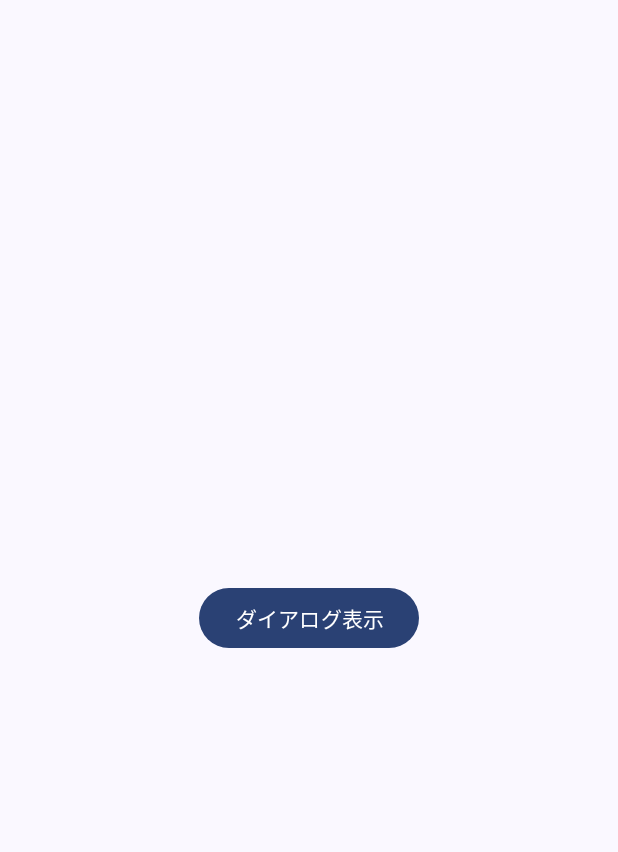
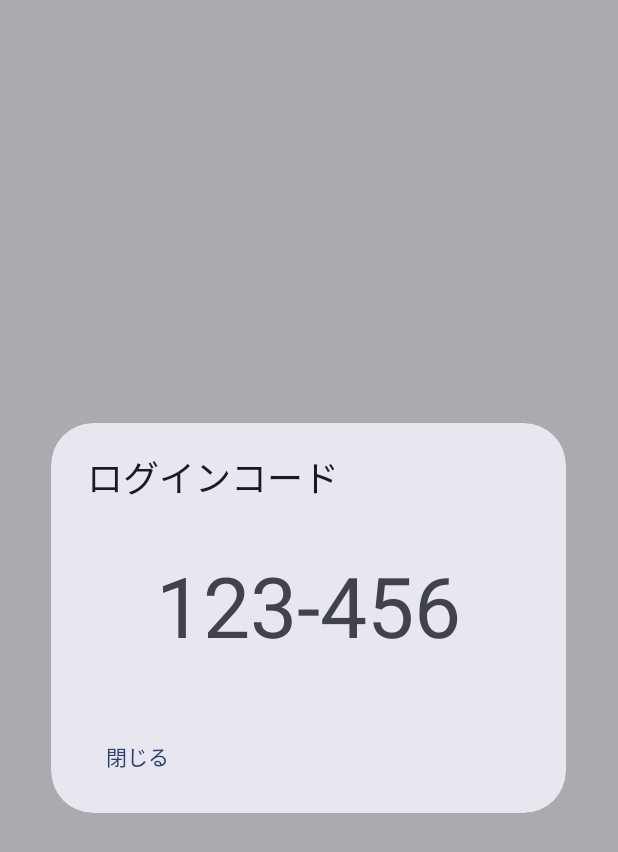
Before and after one commit to r-ca/kidshift-android-mirror, an Android app: the fragment DebugDialogCallFragment shown on its own in the app's theme, after a tap on "ダイアログ表示", on a phone screen of 412 x 824 dp. Shown: the top 852 px of the screen. Run offline under Robolectric (Android 15) with nearby library versions, the phone set to English and light mode, and no system bars; our stand-ins replace Dagger/Hilt's generated code.

Commit message:
ログインコードダイアログ作りました

```diff
--- a/feature/debug/src/main/java/one/nem/kidshift/feature/debug/DebugDialogCallFragment.java
+++ b/feature/debug/src/main/java/one/nem/kidshift/feature/debug/DebugDialogCallFragment.java
@@ -3,16 +3,27 @@ package one.nem.kidshift.feature.debug;
 import android.os.Bundle;
 
 import androidx.fragment.app.Fragment;
+import androidx.fragment.app.FragmentManager;
 
 import android.view.LayoutInflater;
 import android.view.View;
 import android.view.ViewGroup;
+import android.widget.TextView;
+
+import com.google.android.material.dialog.MaterialAlertDialogBuilder;
+
+import javax.inject.Inject;
 
 import dagger.hilt.android.AndroidEntryPoint;
+import one.nem.kidshift.data.ChildData;
 
 @AndroidEntryPoint
 public class DebugDialogCallFragment extends Fragment {
 
+    @Inject
+    ChildData childData;
+
+    private FragmentManager fragmentManager;
     public DebugDialogCallFragment() {
         // Required empty public constructor
     }
@@ -27,9 +38,24 @@ public class DebugDialogCallFragment extends Fragment {
     @Override
     public void onViewCreated(View view, Bundle savedInstanceState) {
         super.onViewCreated(view, savedInstanceState);
+        LayoutInflater inflater = requireActivity().getLayoutInflater();
+        View view1 =inflater.inflate(R.layout.fragment_debug_dialog_view,null);
+        int loginCode = childData.issueLoginCode("543256");
+        TextView loginCodeTextView = view1.findViewById(R.id.loginCode);
+        new StringBuilder(Integer.toString(loginCode)).insert(3,"-");
+
+        loginCodeTextView.setText(
+                new StringBuilder(Integer.toString(loginCode)).insert(3,"-"));
+
+        MaterialAlertDialogBuilder builder = new MaterialAlertDialogBuilder(getContext());
+        builder.setTitle("ログインコード")
+                .setView(view1)
+                .setNeutralButton("閉じる",null);
+        builder.create();
 
         view.findViewById(R.id.callDialogButton).setOnClickListener(v -> {
             // ここに書く
+            builder.show();
         });
     }
 }
--- /dev/null
+++ b/feature/debug/src/main/res/layout/fragment_debug_dialog_view.xml
@@ -0,0 +1,26 @@
+<?xml version="1.0" encoding="utf-8"?>
+<androidx.constraintlayout.widget.ConstraintLayout xmlns:android="http://schemas.android.com/apk/res/android"
+    android:layout_width="match_parent"
+    android:layout_height="match_parent"
+    xmlns:app="http://schemas.android.com/apk/res-auto">
+
+    <LinearLayout
+        android:layout_width="wrap_content"
+        android:layout_height="wrap_content"
+        android:orientation="horizontal"
+        app:layout_constraintTop_toTopOf="parent"
+        app:layout_constraintBottom_toBottomOf="parent"
+        app:layout_constraintStart_toStartOf="parent"
+        app:layout_constraintEnd_toEndOf="parent">
+
+        <TextView
+            android:id="@+id/loginCode"
+            android:layout_width="wrap_content"
+            android:layout_height="wrap_content"
+            android:paddingTop="30dp"
+            android:paddingBottom="25dp"
+            android:textAppearance="@style/TextAppearance.AppCompat.Display3" />
+
+    </LinearLayout>
+
+</androidx.constraintlayout.widget.ConstraintLayout>
```
